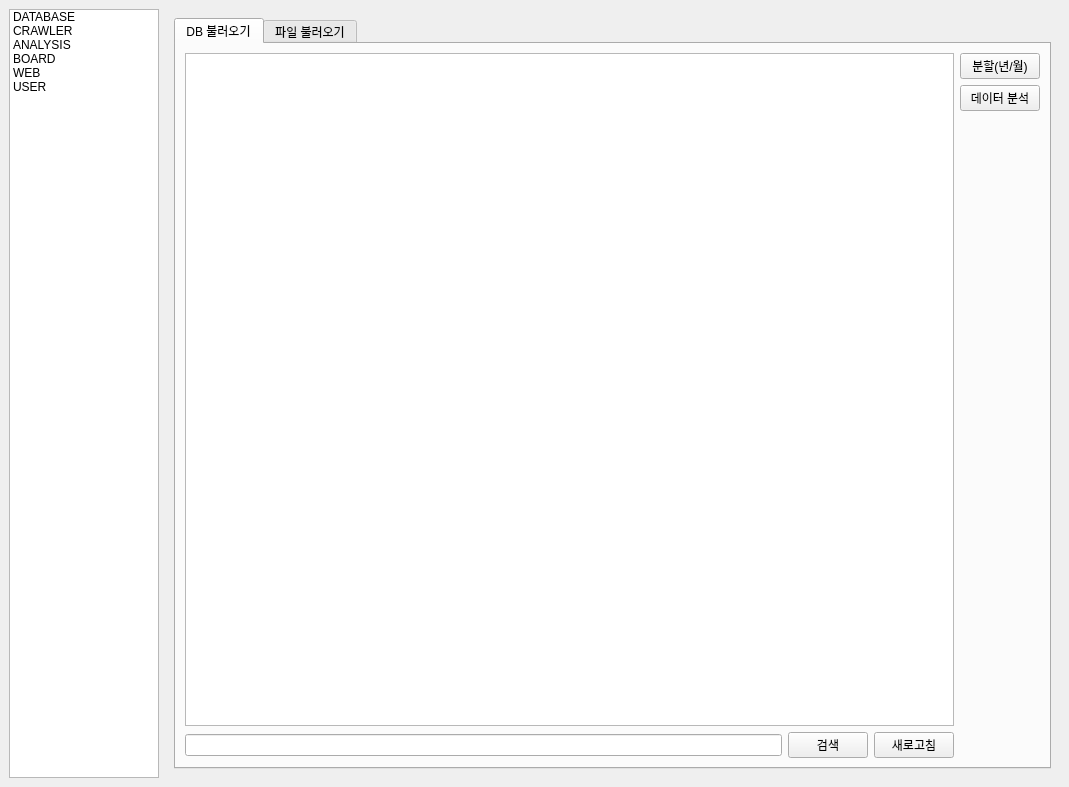
Above: MANAGER/BIGMACLAB_MANAGER_GUI.ui from yojun313/knpu before the change. Below: the same form after it.
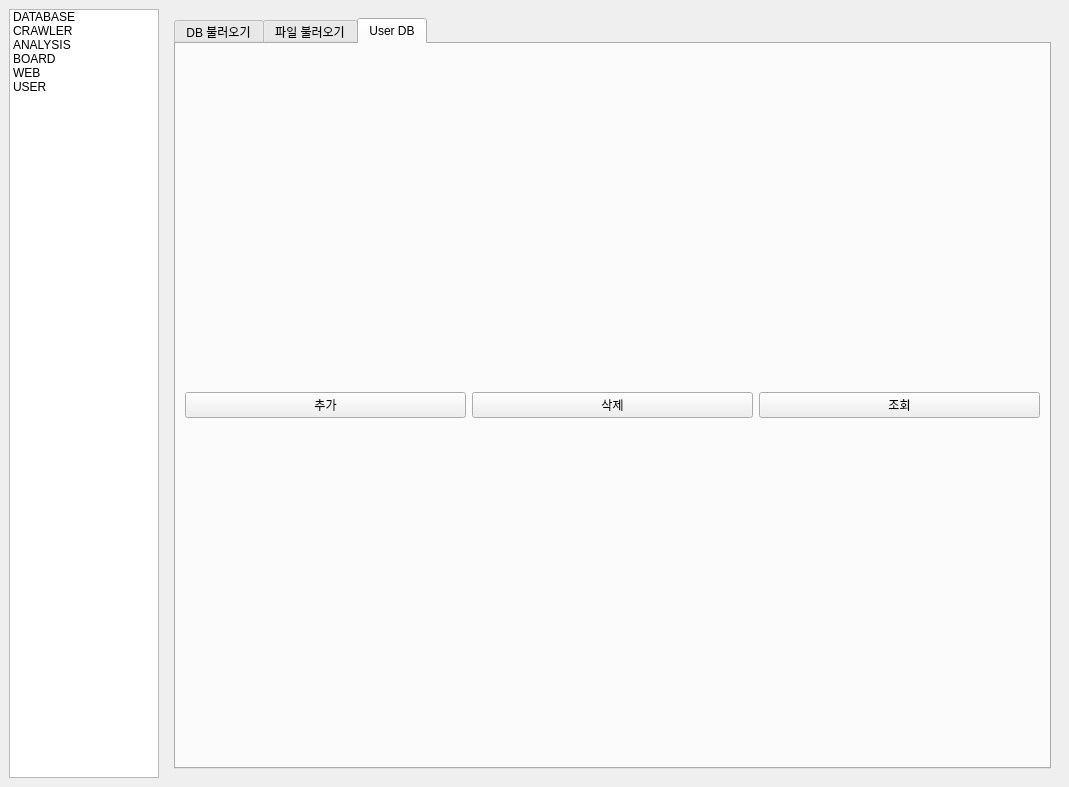
That is the form after the change. The open tabs and pages were chosen to show the change.

```diff
--- a/MANAGER/BIGMACLAB_MANAGER_GUI.ui
+++ b/MANAGER/BIGMACLAB_MANAGER_GUI.ui
@@ -296,6 +296,60 @@
             </item>
            </layout>
           </widget>
+          <widget class="QWidget" name="tab_userDB">
+           <attribute name="title">
+            <string>User DB</string>
+           </attribute>
+           <layout class="QVBoxLayout" name="verticalLayout_tab_1">
+            <item>
+             <layout class="QHBoxLayout" name="horizontalLayout_9">
+              <item>
+               <layout class="QVBoxLayout" name="tab3_userDB_explorerlayout">
+                <item>
+                 <layout class="QVBoxLayout" name="tab3_userDB_fileexplorerlayout"/>
+                </item>
+               </layout>
+              </item>
+              <item>
+               <layout class="QVBoxLayout" name="verticalLayout_10">
+                <item>
+                 <layout class="QVBoxLayout" name="tab3_userDB_buttonlayout"/>
+                </item>
+                <item>
+                 <layout class="QVBoxLayout" name="verticalLayout_8">
+                  <item>
+                   <layout class="QHBoxLayout" name="horizontalLayout_10">
+                    <item>
+                     <widget class="QPushButton" name="userDB_list_add_button">
+                      <property name="text">
+                       <string>추가</string>
+                      </property>
+                     </widget>
+                    </item>
+                    <item>
+                     <widget class="QPushButton" name="userDB_list_delete_button">
+                      <property name="text">
+                       <string>삭제</string>
+                      </property>
+                     </widget>
+                    </item>
+                    <item>
+                     <widget class="QPushButton" name="userDB_list_view_button">
+                      <property name="text">
+                       <string>조회</string>
+                      </property>
+                     </widget>
+                    </item>
+                   </layout>
+                  </item>
+                 </layout>
+                </item>
+               </layout>
+              </item>
+             </layout>
+            </item>
+           </layout>
+          </widget>
          </widget>
         </item>
        </layout>
```
Left out of the diff: 14 changed lines with no effect on the pictures.
